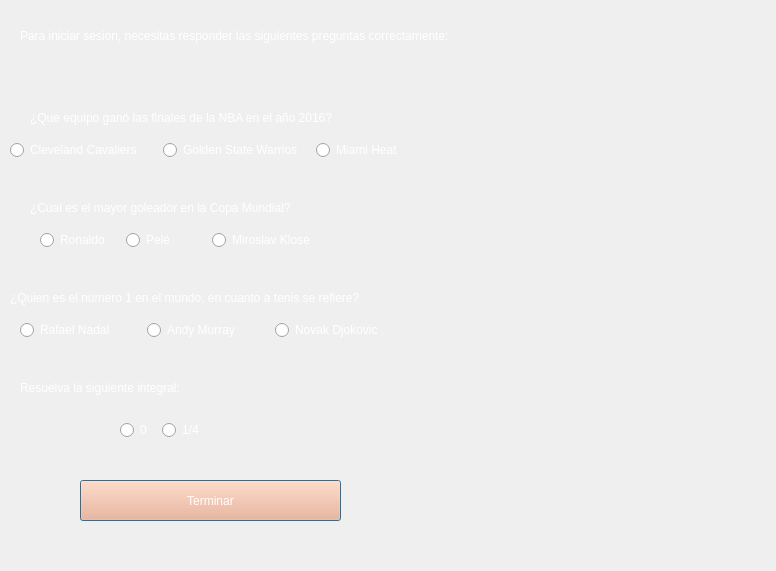
This is Juego1/restriccion.ui in CamiloOrbes/Proyecto-final as Qt 5 draws it before an edit. The edited form follows.
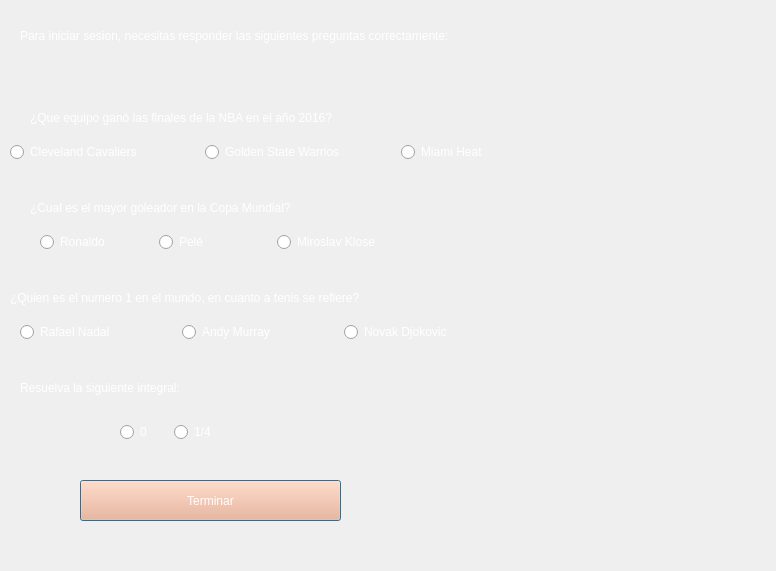
This is the edited form. Icons and pictures are not drawn.

The edit to the form file:
```diff
--- a/Juego1/restriccion.ui
+++ b/Juego1/restriccion.ui
@@ -39,7 +39,7 @@
     <rect>
      <x>30</x>
      <y>110</y>
-     <width>441</width>
+     <width>531</width>
      <height>16</height>
     </rect>
    </property>
@@ -56,7 +56,7 @@
     <rect>
      <x>30</x>
      <y>200</y>
-     <width>421</width>
+     <width>501</width>
      <height>16</height>
     </rect>
    </property>
@@ -73,7 +73,7 @@
     <rect>
      <x>10</x>
      <y>290</y>
-     <width>501</width>
+     <width>631</width>
      <height>16</height>
     </rect>
    </property>
@@ -141,8 +141,8 @@
     <rect>
      <x>10</x>
      <y>140</y>
-     <width>453</width>
-     <height>21</height>
+     <width>580</width>
+     <height>25</height>
     </rect>
    </property>
    <layout class="QHBoxLayout" name="horizontalLayout">
@@ -186,8 +186,8 @@
     <rect>
      <x>40</x>
      <y>230</y>
-     <width>275</width>
-     <height>21</height>
+     <width>350</width>
+     <height>25</height>
     </rect>
    </property>
    <layout class="QHBoxLayout" name="horizontalLayout_2">
@@ -232,8 +232,8 @@
     <rect>
      <x>20</x>
      <y>320</y>
-     <width>376</width>
-     <height>21</height>
+     <width>480</width>
+     <height>25</height>
     </rect>
    </property>
    <layout class="QHBoxLayout" name="horizontalLayout_3">
@@ -279,8 +279,8 @@
     <rect>
      <x>120</x>
      <y>420</y>
-     <width>84</width>
-     <height>21</height>
+     <width>101</width>
+     <height>25</height>
     </rect>
    </property>
    <layout class="QHBoxLayout" name="horizontalLayout_4">
```
Left out of the diff: 79 changed lines with no effect on the pictures.
